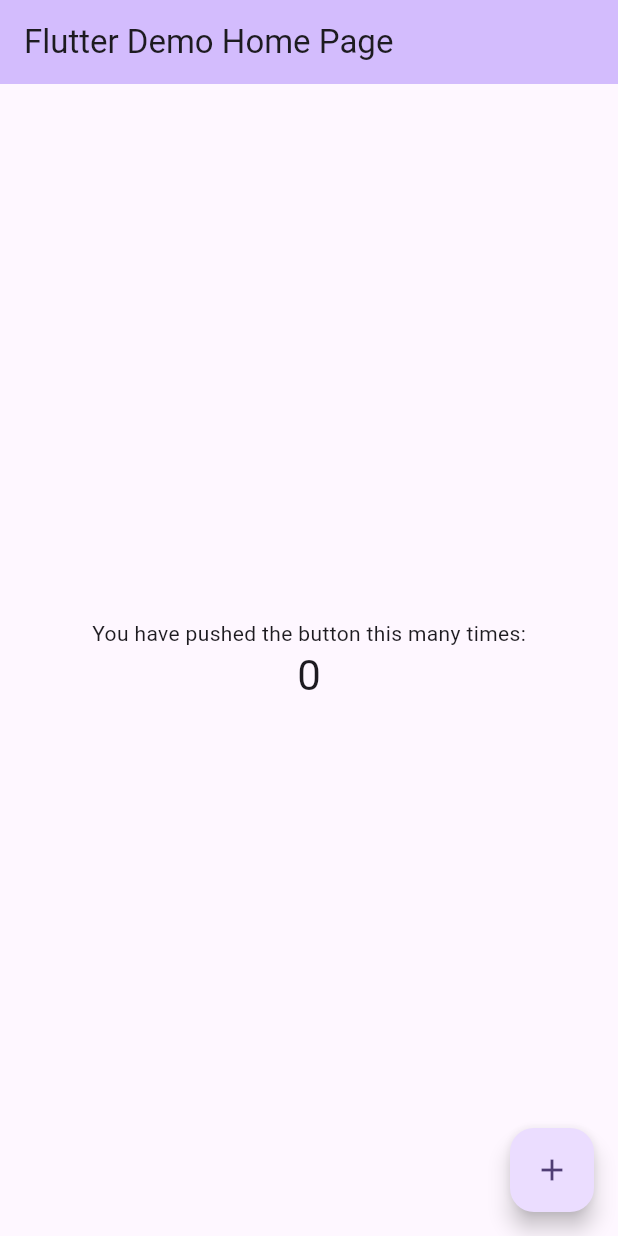
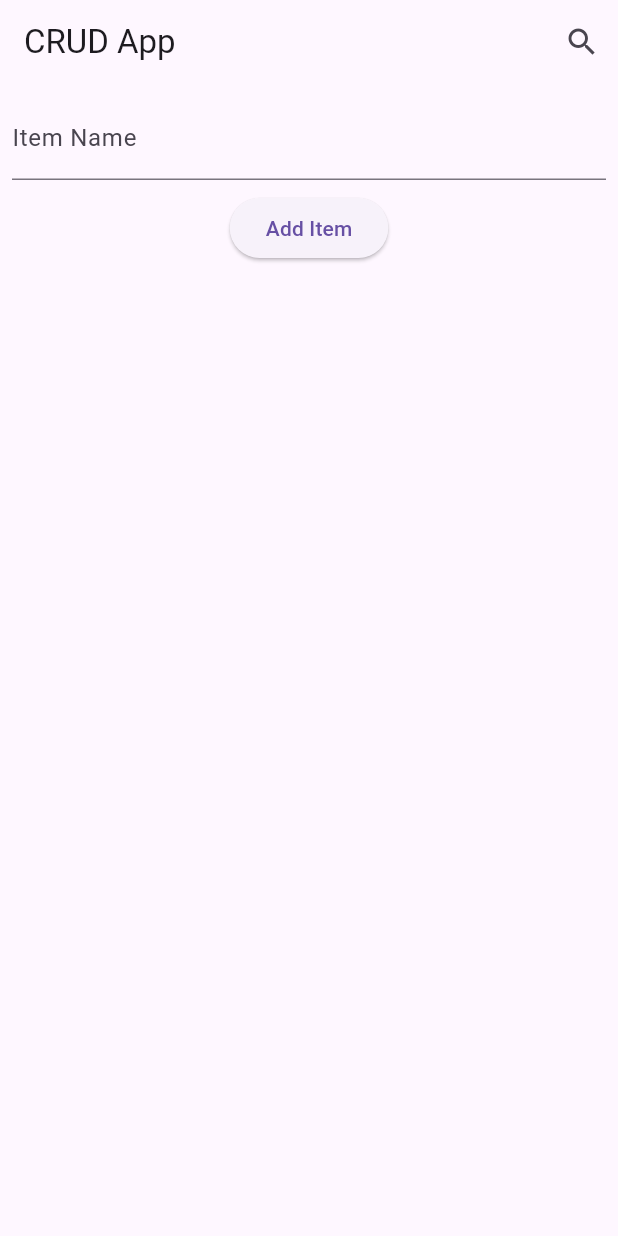
Before and after one commit to adzizPe/CRUD, a Flutter app: the screen it shows after launch, on a phone screen of 412 x 824 dp. Run offline on Flutter 3.47's test engine with Material 3 defaults, Android fonts, the phone set to English and light mode, and no system bars.

Commit message:
last commit

```diff
--- /dev/null
+++ b/lib/item.dart
@@ -0,0 +1,6 @@
+class Item {
+  final String id;
+  final String name;
+
+  Item({required this.id, required this.name});
+}
--- /dev/null
+++ b/lib/item_provider.dart
@@ -0,0 +1,51 @@
+import 'package:flutter/material.dart';
+import 'item.dart';
+import 'dart:math';
+
+class ItemProvider with ChangeNotifier {
+  List<Item> _items = [];
+  Item? _lastRemovedItem;
+  int? _lastRemovedItemIndex;
+
+  List<Item> get items => _items;
+
+  void addItem(String name) {
+    final newItem = Item(id: Random().nextDouble().toString(), name: name);
+    _items.add(newItem);
+    notifyListeners();
+  }
+
+  void updateItem(String id, String newName) {
+    final index = _items.indexWhere((item) => item.id == id);
+    if (index != -1) {
+      _items[index] = Item(id: id, name: newName);
+      notifyListeners();
+    }
+  }
+
+  void deleteItem(String id) {
+    final index = _items.indexWhere((item) => item.id == id);
+    if (index != -1) {
+      _lastRemovedItem = _items[index];
+      _lastRemovedItemIndex = index;
+      _items.removeAt(index);
+      notifyListeners();
+    }
+  }
+
+  void undoDelete() {
+    if (_lastRemovedItem != null && _lastRemovedItemIndex != null) {
+      _items.insert(_lastRemovedItemIndex!, _lastRemovedItem!);
+      _lastRemovedItem = null;
+      _lastRemovedItemIndex = null;
+      notifyListeners();
+    }
+  }
+
+  List<Item> searchItems(String query) {
+    if (query.isEmpty) {
+      return _items;
+    }
+    return _items.where((item) => item.name.toLowerCase().contains(query.toLowerCase())).toList();
+  }
+}
--- a/lib/main.dart
+++ b/lib/main.dart
@@ -1,125 +1,157 @@
 import 'package:flutter/material.dart';
+import 'package:provider/provider.dart';
+import 'item_provider.dart';
 
 void main() {
-  runApp(const MyApp());
+  runApp(MyApp());
 }
 
 class MyApp extends StatelessWidget {
-  const MyApp({super.key});
-
-  // This widget is the root of your application.
   @override
   Widget build(BuildContext context) {
-    return MaterialApp(
-      title: 'Flutter Demo',
-      theme: ThemeData(
-        // This is the theme of your application.
-        //
-        // TRY THIS: Try running your application with "flutter run". You'll see
-        // the application has a purple toolbar. Then, without quitting the app,
-        // try changing the seedColor in the colorScheme below to Colors.green
-        // and then invoke "hot reload" (save your changes or press the "hot
-        // reload" button in a Flutter-supported IDE, or press "r" if you used
-        // the command line to start the app).
-        //
-        // Notice that the counter didn't reset back to zero; the application
-        // state is not lost during the reload. To reset the state, use hot
-        // restart instead.
-        //
-        // This works for code too, not just values: Most code changes can be
-        // tested with just a hot reload.
-        colorScheme: ColorScheme.fromSeed(seedColor: Colors.deepPurple),
-        useMaterial3: true,
+    return ChangeNotifierProvider(
+      create: (context) => ItemProvider(),
+      child: MaterialApp(
+        home: HomeScreen(),
+        debugShowCheckedModeBanner: false, // Hilangkan label debug
       ),
-      home: const MyHomePage(title: 'Flutter Demo Home Page'),
     );
   }
 }
 
-class MyHomePage extends StatefulWidget {
-  const MyHomePage({super.key, required this.title});
-
-  // This widget is the home page of your application. It is stateful, meaning
-  // that it has a State object (defined below) that contains fields that affect
-  // how it looks.
-
-  // This class is the configuration for the state. It holds the values (in this
-  // case the title) provided by the parent (in this case the App widget) and
-  // used by the build method of the State. Fields in a Widget subclass are
-  // always marked "final".
-
-  final String title;
-
+class HomeScreen extends StatefulWidget {
   @override
-  State<MyHomePage> createState() => _MyHomePageState();
+  _HomeScreenState createState() => _HomeScreenState();
 }
 
-class _MyHomePageState extends State<MyHomePage> {
-  int _counter = 0;
-
-  void _incrementCounter() {
-    setState(() {
-      // This call to setState tells the Flutter framework that something has
-      // changed in this State, which causes it to rerun the build method below
-      // so that the display can reflect the updated values. If we changed
-      // _counter without calling setState(), then the build method would not be
-      // called again, and so nothing would appear to happen.
-      _counter++;
-    });
-  }
+class _HomeScreenState extends State<HomeScreen> {
+  final TextEditingController _nameController = TextEditingController();
+  final TextEditingController _searchController = TextEditingController();
+  bool _isSearching = false;
+  String _searchQuery = '';
 
   @override
   Widget build(BuildContext context) {
-    // This method is rerun every time setState is called, for instance as done
-    // by the _incrementCounter method above.
-    //
-    // The Flutter framework has been optimized to make rerunning build methods
-    // fast, so that you can just rebuild anything that needs updating rather
-    // than having to individually change instances of widgets.
     return Scaffold(
       appBar: AppBar(
-        // TRY THIS: Try changing the color here to a specific color (to
-        // Colors.amber, perhaps?) and trigger a hot reload to see the AppBar
-        // change color while the other colors stay the same.
-        backgroundColor: Theme.of(context).colorScheme.inversePrimary,
-        // Here we take the value from the MyHomePage object that was created by
-        // the App.build method, and use it to set our appbar title.
-        title: Text(widget.title),
+        automaticallyImplyLeading: false, // Hilangkan ikon kembali
+        title: _isSearching
+            ? TextField(
+                controller: _searchController,
+                decoration: InputDecoration(
+                  hintText: 'Search...',
+                ),
+                onChanged: (value) {
+                  setState(() {
+                    _searchQuery = value;
+                  });
+                },
+              )
+            : Text('CRUD App'),
+        actions: [
+          IconButton(
+            icon: Icon(_isSearching ? Icons.close : Icons.search),
+            onPressed: () {
+              setState(() {
+                _isSearching = !_isSearching;
+                if (!_isSearching) {
+                  _searchQuery = '';
+                  _searchController.clear();
+                }
+              });
+            },
+          ),
+        ],
       ),
-      body: Center(
-        // Center is a layout widget. It takes a single child and positions it
-        // in the middle of the parent.
-        child: Column(
-          // Column is also a layout widget. It takes a list of children and
-          // arranges them vertically. By default, it sizes itself to fit its
-          // children horizontally, and tries to be as tall as its parent.
-          //
-          // Column has various properties to control how it sizes itself and
-          // how it positions its children. Here we use mainAxisAlignment to
-          // center the children vertically; the main axis here is the vertical
-          // axis because Columns are vertical (the cross axis would be
-          // horizontal).
-          //
-          // TRY THIS: Invoke "debug painting" (choose the "Toggle Debug Paint"
-          // action in the IDE, or press "p" in the console), to see the
-          // wireframe for each widget.
-          mainAxisAlignment: MainAxisAlignment.center,
-          children: <Widget>[
-            const Text(
-              'You have pushed the button this many times:',
+      body: Column(
+        children: [
+          Padding(
+            padding: const EdgeInsets.all(8.0),
+            child: TextField(
+              controller: _nameController,
+              decoration: InputDecoration(labelText: 'Item Name'),
             ),
-            Text(
-              '$_counter',
-              style: Theme.of(context).textTheme.headlineMedium,
+          ),
+          ElevatedButton(
+            onPressed: () {
+              final name = _nameController.text;
+              if (name.isNotEmpty) {
+                Provider.of<ItemProvider>(context, listen: false).addItem(name);
+                _nameController.clear();
+              }
+            },
+            child: Text('Add Item'),
+          ),
+          Expanded(
+            child: Consumer<ItemProvider>(
+              builder: (context, provider, _) {
+                final items = provider.searchItems(_searchQuery);
+                return ListView.builder(
+                  itemCount: items.length,
+                  itemBuilder: (context, index) {
+                    final item = items[index];
+                    return ListTile(
+                      title: Text(item.name),
+                      trailing: Row(
+                        mainAxisSize: MainAxisSize.min,
+                        children: [
+                          IconButton(
+                            icon: Icon(Icons.edit),
+                            onPressed: () {
+                              _nameController.text = item.name;
+                              showDialog(
+                                context: context,
+                                builder: (context) => AlertDialog(
+                                  title: Text('Edit Item'),
+                                  content: TextField(
+                                    controller: _nameController,
+                                    decoration: InputDecoration(labelText: 'New Name'),
+                                  ),
+                                  actions: [
+                                    ElevatedButton(
+                                      onPressed: () {
+                                        final newName = _nameController.text;
+                                        if (newName.isNotEmpty) {
+                                          Provider.of<ItemProvider>(context, listen: false)
+                                              .updateItem(item.id, newName);
+                                          _nameController.clear();
+                                          Navigator.of(context).pop();
+                                        }
+                                      },
+                                      child: Text('Update'),
+                                    ),
+                                  ],
+                                ),
+                              );
+                            },
+                          ),
+                          IconButton(
+                            icon: Icon(Icons.delete),
+                            onPressed: () {
+                              Provider.of<ItemProvider>(context, listen: false).deleteItem(item.id);
+                              ScaffoldMessenger.of(context).showSnackBar(
+                                SnackBar(
+                                  content: Text('Item deleted'),
+                                  action: SnackBarAction(
+                                    label: 'Undo',
+                                    onPressed: () {
+                                      Provider.of<ItemProvider>(context, listen: false).undoDelete();
+                                    },
+                                  ),
+                                ),
+                              );
+                            },
+                          ),
+                        ],
+                      ),
+                    );
+                  },
+                );
+              },
             ),
-          ],
-        ),
+          ),
+        ],
       ),
-      floatingActionButton: FloatingActionButton(
-        onPressed: _incrementCounter,
-        tooltip: 'Increment',
-        child: const Icon(Icons.add),
-      ), // This trailing comma makes auto-formatting nicer for build methods.
     );
   }
 }
--- a/pubspec.yaml
+++ b/pubspec.yaml
@@ -30,6 +30,7 @@ environment:
 dependencies:
   flutter:
     sdk: flutter
+  provider: ^6.0.3
 
 
   # The following adds the Cupertino Icons font to your application.
```
Also changed, not shown: pubspec.lock, 1 other file.
